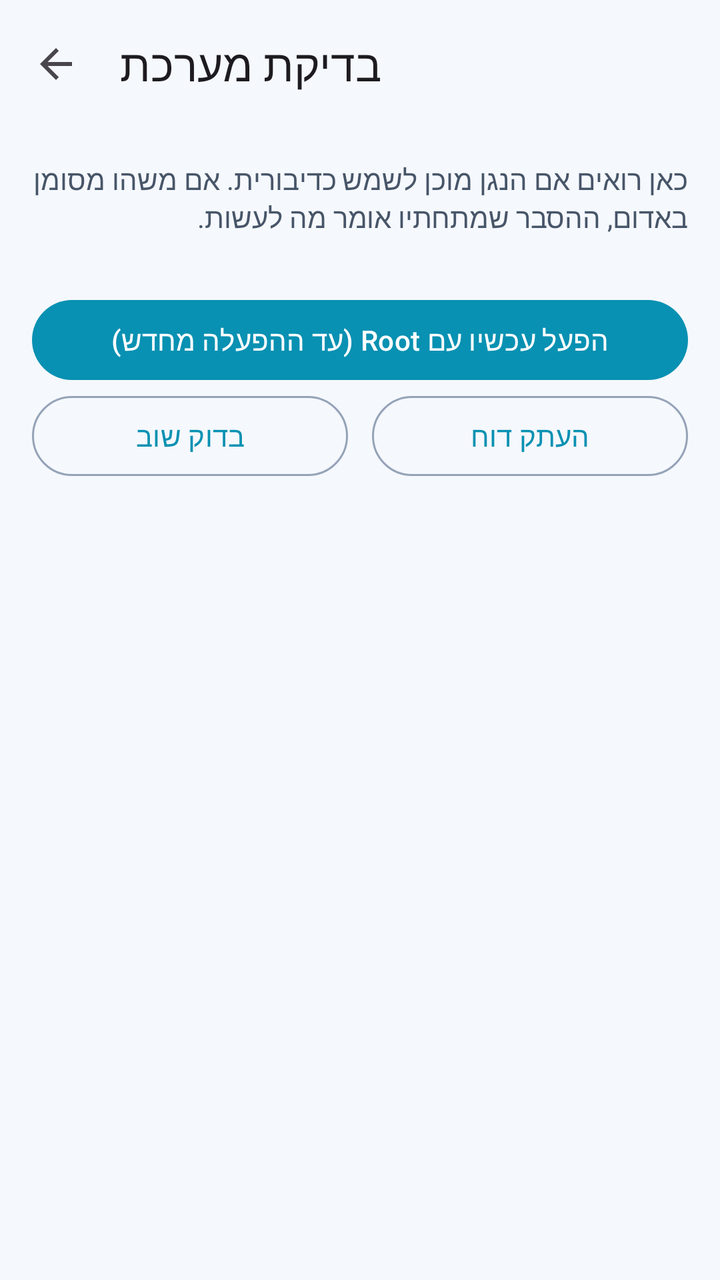
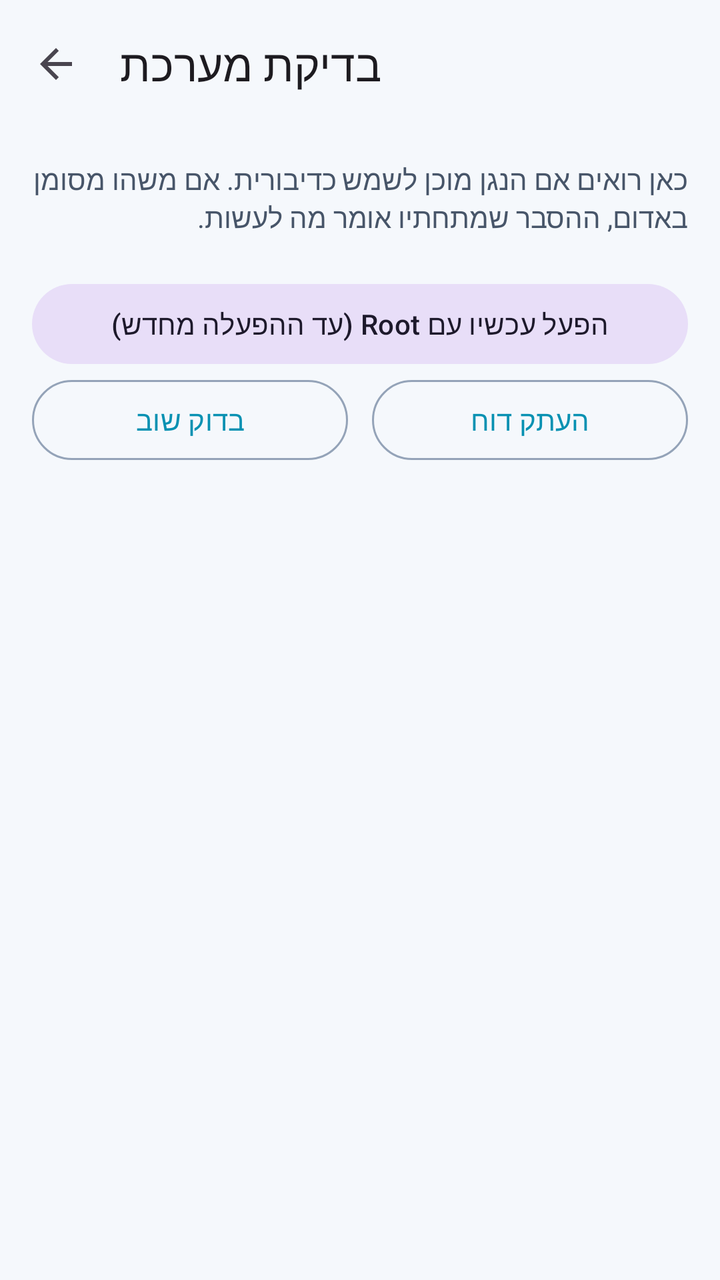

An Android layout rendered at two revisions. The XML below is the earlier revision; the diff shows what the commit changed to produce the second picture.
<!-- AndroidManifest.xml: application theme Theme.PhoneLink -->
<!-- res/layout/activity_diagnostics.xml -->
<?xml version="1.0" encoding="utf-8"?>
<LinearLayout xmlns:android="http://schemas.android.com/apk/res/android"
    xmlns:app="http://schemas.android.com/apk/res-auto"
    android:layout_width="match_parent"
    android:layout_height="match_parent"
    android:fitsSystemWindows="true"
    android:orientation="vertical">

    <com.google.android.material.appbar.MaterialToolbar
        android:id="@+id/toolbar"
        android:layout_width="match_parent"
        android:layout_height="?attr/actionBarSize"
        app:navigationIcon="?attr/homeAsUpIndicator"
        app:title="@string/diag_title" />

    <ScrollView
        android:layout_width="match_parent"
        android:layout_height="0dp"
        android:layout_weight="1">

        <LinearLayout
            android:layout_width="match_parent"
            android:layout_height="wrap_content"
            android:orientation="vertical"
            android:padding="16dp">

            <TextView
                android:layout_width="match_parent"
                android:layout_height="wrap_content"
                android:text="@string/diag_intro"
                android:textColor="?attr/colorOnSurfaceVariant" />

            <LinearLayout
                android:id="@+id/checks"
                android:layout_width="match_parent"
                android:layout_height="wrap_content"
                android:layout_marginTop="12dp"
                android:orientation="vertical" />

            <com.google.android.material.button.MaterialButton
                android:id="@+id/enableNow"
                android:layout_width="match_parent"
                android:layout_height="wrap_content"
                android:layout_marginTop="16dp"
                android:text="@string/diag_enable_now" />

            <LinearLayout
                android:layout_width="match_parent"
                android:layout_height="wrap_content"
                android:orientation="horizontal">

                <com.google.android.material.button.MaterialButton
                    android:id="@+id/refresh"
                    style="@style/Widget.Material3.Button.OutlinedButton"
                    android:layout_width="0dp"
                    android:layout_height="wrap_content"
                    android:layout_marginEnd="6dp"
                    android:layout_weight="1"
                    android:text="@string/diag_refresh" />

                <com.google.android.material.button.MaterialButton
                    android:id="@+id/copy"
                    style="@style/Widget.Material3.Button.OutlinedButton"
                    android:layout_width="0dp"
                    android:layout_height="wrap_content"
                    android:layout_marginStart="6dp"
                    android:layout_weight="1"
                    android:text="@string/diag_copy" />
            </LinearLayout>

            <TextView
                android:id="@+id/shellOutput"
                android:layout_width="match_parent"
                android:layout_height="wrap_content"
                android:layout_marginTop="8dp"
                android:fontFamily="monospace"
                android:textDirection="ltr"
                android:textSize="12sp"
                android:visibility="gone" />
        </LinearLayout>
    </ScrollView>
</LinearLayout>
<!-- resources referenced by this layout -->
<resources>
  <string name="diag_copy">העתק דוח</string>
  <string name="diag_enable_now">הפעל עכשיו עם Root (עד ההפעלה מחדש)</string>
  <string name="diag_intro">כאן רואים אם הנגן מוכן לשמש כדיבורית. אם משהו מסומן באדום, ההסבר שמתחתיו אומר מה לעשות.</string>
  <string name="diag_refresh">בדוק שוב</string>
  <string name="diag_title">בדיקת מערכת</string>
  <style name="Theme.PhoneLink" parent="Theme.Material3.DayNight.NoActionBar">
          <item name="colorPrimary">@color/md_primary</item>
          <item name="colorOnPrimary">@color/md_on_primary</item>
          <item name="colorPrimaryContainer">@color/md_primary_container</item>
          <item name="colorOnPrimaryContainer">@color/md_on_primary_container</item>
          <item name="colorSurface">@color/md_surface</item>
          <item name="colorOnSurface">@color/md_on_surface</item>
          <item name="colorSurfaceVariant">@color/md_surface_variant</item>
          <item name="colorOnSurfaceVariant">@color/md_on_surface_variant</item>
          <item name="colorSurfaceContainer">@color/md_surface_container</item>
          <item name="colorOutline">@color/md_outline</item>
          <item name="android:colorBackground">@color/md_surface</item>
          <item name="android:windowBackground">@color/md_surface</item>
          <item name="android:statusBarColor">@color/md_surface</item>
          <item name="android:navigationBarColor">@color/md_surface</item>
      </style>
  <color name="md_primary">#0891B2</color>
  <color name="md_on_primary">#FFFFFF</color>
  <color name="md_primary_container">#CFFAFE</color>
  <color name="md_on_primary_container">#083344</color>
  <color name="md_surface">#F5F8FC</color>
  <color name="md_on_surface">#0F172A</color>
  <color name="md_surface_variant">#E2E8F0</color>
  <color name="md_on_surface_variant">#475569</color>
  <color name="md_surface_container">#FFFFFF</color>
  <color name="md_outline">#94A3B8</color>
</resources>

<!-- the commit's change to res/layout/activity_diagnostics.xml (unified diff, before → after) -->
@@ -38,11 +38,28 @@
                 android:orientation="vertical" />
 
             <com.google.android.material.button.MaterialButton
-                android:id="@+id/enableNow"
+                android:id="@+id/installSystem"
                 android:layout_width="match_parent"
                 android:layout_height="wrap_content"
                 android:layout_marginTop="16dp"
+                android:text="@string/install_system"
+                android:visibility="gone" />
+
+            <com.google.android.material.button.MaterialButton
+                android:id="@+id/enableNow"
+                style="@style/Widget.Material3.Button.TonalButton"
+                android:layout_width="match_parent"
+                android:layout_height="wrap_content"
+                android:layout_marginTop="8dp"
                 android:text="@string/diag_enable_now" />
+
+            <com.google.android.material.button.MaterialButton
+                android:id="@+id/uninstallSystem"
+                style="@style/Widget.Material3.Button.TextButton"
+                android:layout_width="match_parent"
+                android:layout_height="wrap_content"
+                android:text="@string/uninstall_system"
+                android:visibility="gone" />
 
             <LinearLayout
                 android:layout_width="match_parent"
<!-- resource entries referenced after the edit -->
@@ -5,6 +5,8 @@
   <string name="diag_intro">כאן רואים אם הנגן מוכן לשמש כדיבורית. אם משהו מסומן באדום, ההסבר שמתחתיו אומר מה לעשות.</string>
   <string name="diag_refresh">בדוק שוב</string>
   <string name="diag_title">בדיקת מערכת</string>
+  <string name="install_system">התקן כאפליקציית מערכת</string>
+  <string name="uninstall_system">הסר מהמערכת</string>
   <style name="Theme.PhoneLink" parent="Theme.Material3.DayNight.NoActionBar">
           <item name="colorPrimary">@color/md_primary</item>
           <item name="colorOnPrimary">@color/md_on_primary</item>
